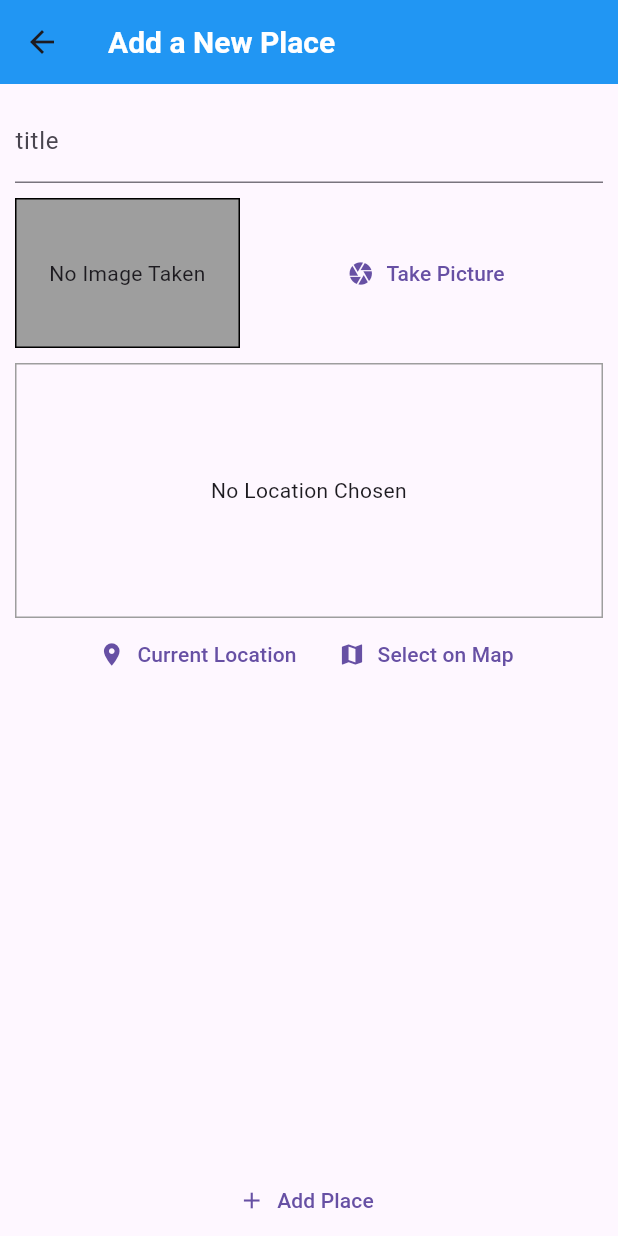
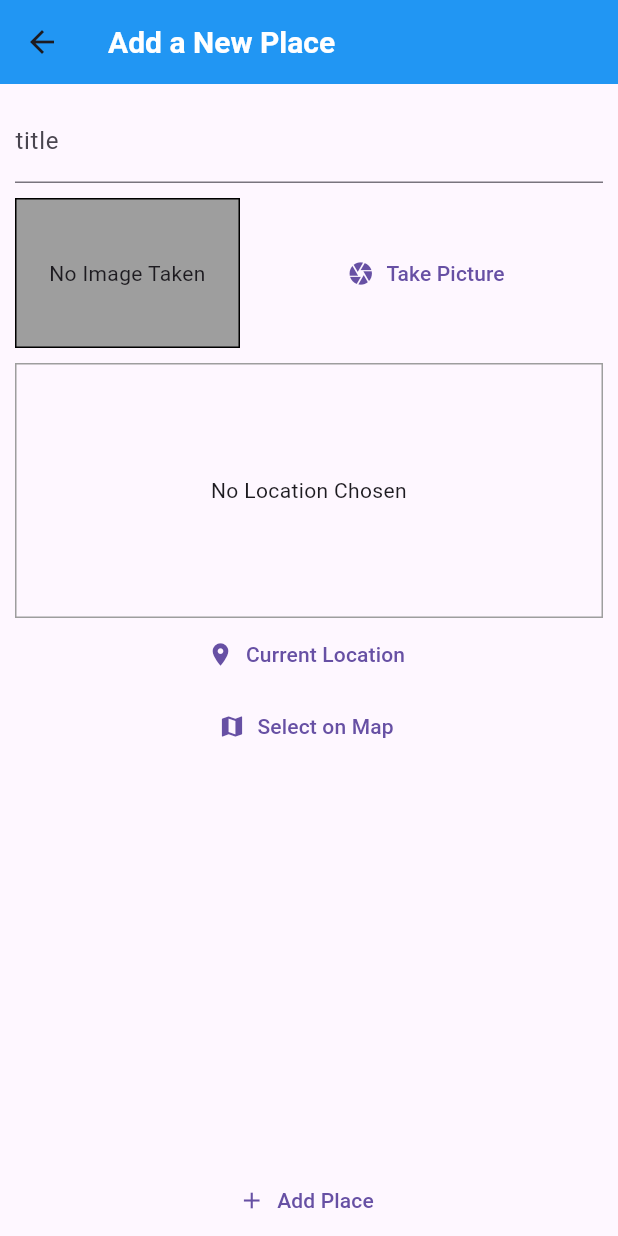
Before and after one commit to OsamaMosa174/Great-Places, a Flutter app: the Myaddplace screen opened by its route, after a tap on "Take Picture", on a phone screen of 412 x 824 dp. Run offline on Flutter 3.47's test engine with Material 3 defaults, Android fonts, the phone set to English and light mode, and no system bars; our stand-ins replace image_picker, location, sqflite; accounts and stored records are empty.

Commit message:
modifie add place

```diff
--- a/lib/widget/image_input.dart
+++ b/lib/widget/image_input.dart
@@ -4,7 +4,6 @@ import 'package:path/path.dart' as path;
 import 'package:flutter/material.dart';
 import 'package:image_picker/image_picker.dart';
 
-// ignore: camel_case_types
 class ImageInputWidget extends StatefulWidget {
   final Function onselectImage;
 
@@ -14,7 +13,6 @@ class ImageInputWidget extends StatefulWidget {
   State<ImageInputWidget> createState() => _ImageInputWidgetState();
 }
 
-// ignore: camel_case_types
 class _ImageInputWidgetState extends State<ImageInputWidget> {
   File? _storedImage;
 
@@ -23,7 +21,7 @@ class _ImageInputWidgetState extends State<ImageInputWidget> {
         .pickImage(source: ImageSource.camera, maxWidth: 600);
 
     if (imageFile == null) {
-      return; // if the user cancels image picking, exit the method
+      return;
     }
     final File imageAsFile = File(imageFile.path);
     setState(() {
@@ -61,7 +59,7 @@ class _ImageInputWidgetState extends State<ImageInputWidget> {
         ),
         Expanded(
           child: TextButton.icon(
-            onPressed: _takePicture, // call _takePicture when pressed
+            onPressed: _takePicture,
             label: Text(
               'Take Picture',
               style: TextStyle(color: Theme.of(context).primaryColor),
--- a/lib/widget/location_input.dart
+++ b/lib/widget/location_input.dart
@@ -12,7 +12,7 @@ class LocationInput extends StatefulWidget {
 class _LocationInputState extends State<LocationInput> {
   String? _previewImageUrl;
   Future<void> _getcurrentuserlocation() async {
-  final locdate=await  Location().getLocation();
+    final locdate = await Location().getLocation();
   }
 
   @override
@@ -37,7 +37,7 @@ class _LocationInputState extends State<LocationInput> {
                   width: double.infinity,
                 ),
         ),
-        Row(
+        Column(
           mainAxisAlignment: MainAxisAlignment.center,
           children: <Widget>[
             TextButton.icon(
@@ -50,7 +50,7 @@ class _LocationInputState extends State<LocationInput> {
                   color: Theme.of(context).primaryColor,
                 ),
               ),
-              onPressed:_getcurrentuserlocation,
+              onPressed: _getcurrentuserlocation,
             ),
             TextButton.icon(
               icon: const Icon(
```
